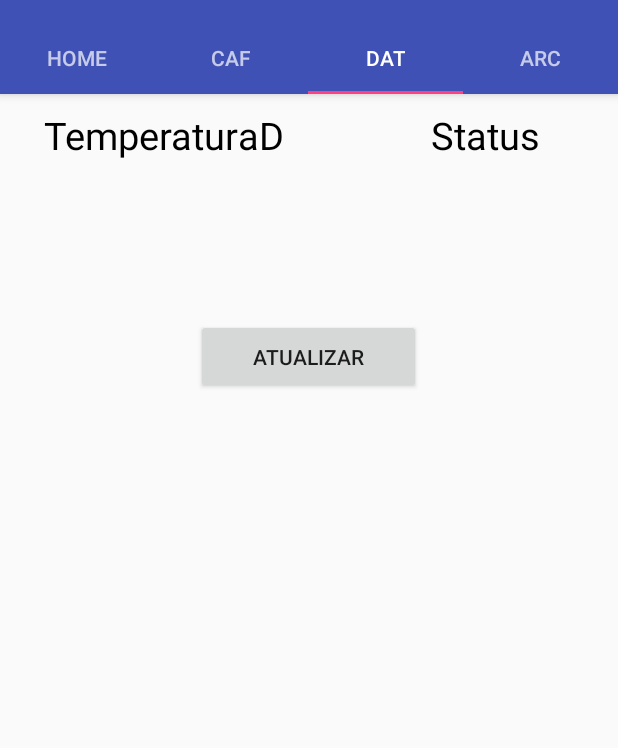
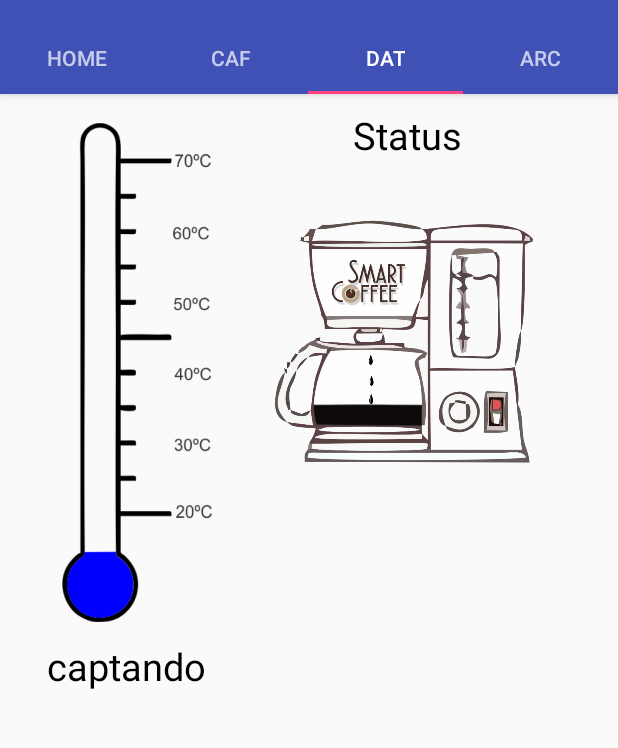
Before and after one commit to franciscogabrielufam/smartlab_app, an Android app: the screen it shows after launch (MainActivity), tab 3 chosen, on a phone screen of 412 x 824 dp, the part 62-810 px from its top. Run offline under Robolectric (Android 15) with nearby library versions, the phone set to English and light mode, and no system bars; our stand-ins replace Volley; network calls fail.

Commit message:
criacao classe laboratory e tratamento de erro na sobrecarga de memoria

```diff
--- a/app/src/main/AndroidManifest.xml
+++ b/app/src/main/AndroidManifest.xml
@@ -8,6 +8,7 @@
         android:allowBackup="true"
         android:icon="@mipmap/ic_launcher"
         android:label="@string/app_name"
+        android:name=".aplicacao.Laboratory"
         android:roundIcon="@mipmap/ic_launcher_round"
         android:supportsRtl="true"
         android:theme="@style/AppTheme">
--- /dev/null
+++ b/app/src/main/java/com/example/newpc/laboratory/aplicacao/Laboratory.java
@@ -0,0 +1,42 @@
+package com.example.newpc.laboratory.aplicacao;
+
+import android.app.Application;
+
+import com.android.volley.Request;
+import com.android.volley.RequestQueue;
+import com.android.volley.toolbox.Volley;
+
+/**
+ * Created by Francisco Gabriel on 17/10/2017.
+ */
+
+public class Laboratory extends Application {
+
+    private static Laboratory laboratory;
+    private RequestQueue requestQueue;
+
+    @Override
+    public void onCreate() {
+
+        super.onCreate();
+
+        laboratory = this;
+    }
+
+    public static synchronized Laboratory getInstancia() {
+
+        return laboratory;
+    }
+
+    public RequestQueue obterRequestQueue() {
+
+        if(requestQueue == null) requestQueue = Volley.newRequestQueue(this);
+
+        return requestQueue;
+    }
+
+    public <T> void adicionarRequestQueue(Request<T> request) {
+
+        obterRequestQueue().add(request);
+    }
+}
--- a/app/src/main/java/com/example/newpc/laboratory/fragments/FragmentB.java
+++ b/app/src/main/java/com/example/newpc/laboratory/fragments/FragmentB.java
@@ -19,7 +19,10 @@ import com.android.volley.VolleyError;
 import com.android.volley.toolbox.StringRequest;
 import com.android.volley.toolbox.Volley;
 import com.example.newpc.laboratory.Cafeteira;
+import com.example.newpc.laboratory.Datashow;
 import com.example.newpc.laboratory.R;
+import com.example.newpc.laboratory.aplicacao.Laboratory;
+import com.example.newpc.laboratory.dominio.Dados;
 
 import org.json.JSONArray;
 import org.json.JSONException;
@@ -37,7 +40,7 @@ public class FragmentB extends Fragment {
     TextView status_c;
     ImageView status_ca;
     Button bt;
-    List<Cafeteira> listar = new ArrayList<>();
+    List<Datashow> listar = new ArrayList<>();
     @Override
     public void onCreate(@Nullable Bundle savedInstanceState) {
         super.onCreate(savedInstanceState);
@@ -51,6 +54,7 @@ public class FragmentB extends Fragment {
         temp_c =  view.findViewById(R.id.temp_c);
         status_c = view.findViewById(R.id.status_c);
         status_ca = view.findViewById(R.id.status_ca);
+
         //bt = view.findViewById(R.id.bt);
         atualizar();
 /*        bt.setOnClickListener(new View.OnClickListener() {
@@ -61,61 +65,20 @@ public class FragmentB extends Fragment {
         });*/
         return view;
     }
-
     public void atualizar() {
 
         new Handler().postDelayed(new Runnable() {
             @Override
             public void run() {
-
                 findAllCaf();
             }
-        }, 3000);
+        }, 2000);
     }
 
-    /*----------cafeteira --------------------*/
-    public void findAllCaf(){
-        RequestQueue requestQueue = Volley.newRequestQueue(getActivity());
-        StringRequest stringRequest = new StringRequest(Request.Method.GET, getString(R.string.url_base) + "?acao=1",
-                new Response.Listener<String>() {
-                    @Override
-                    public void onResponse(String response) {
-                        try {
-                            JSONObject json = new JSONObject(response);
-                            JSONArray vetor = json.getJSONArray("vetor");
-                            for(int i=0;i<vetor.length();i++){
-                                JSONObject aux = vetor.getJSONObject(i);
-                                Cafeteira obj = new Cafeteira();
-                                obj.setId_c(aux.getString("id_cf"));
-                                obj.setTemperatura_c(aux.getString("temperatura_cf"));
-                                obj.setStatus_c(aux.getString("status_cf"));
+    private void atualizarDados(Dados dados) {
 
-                                listar.add(obj);
-                            }
-
-                            atualizar();
-                        } catch (JSONException e) {
-                            e.printStackTrace();
-                            Log.i("pesqui", e.toString());
-                        }
-                    }
-                },
-                new Response.ErrorListener() {
-                    @Override
-                    public void onErrorResponse(VolleyError error) {
-                        Log.i("pesqui", error.toString());
-                    }
-                });
-        requestQueue.add(stringRequest);
-        requestQueue.addRequestFinishedListener(new RequestQueue.RequestFinishedListener<Object>() {
-            @Override
-            public void onRequestFinished(Request<Object> request) {
-                for(int i=0; i<listar.size();i++) {
-                    Log.i("pesqui",listar.get(i).getTemperatura_c());
-                    Log.i("pesqui",listar.get(i).getStatus_c());
-                    Cafeteira cafeteira = listar.get(i);
         /*nessa parte, é criada a estrutura de selecao para que a imagem mude de acordo com o valor da temperatura*/
-                    int temp = Integer.parseInt(listar.get(i).getTemperatura_c()); // a variavel temp recebe o valor da temperatura
+        Double temp = dados.getTemperatura(); // a variavel temp recebe o valor da temperatura
         if(temp<=10){
             temp_c.setImageResource(R.drawable.t10);
         }else if(temp>10 && temp<15) {
@@ -173,10 +136,10 @@ public class FragmentB extends Fragment {
         }//
 
         //  temp_c.setImageResource(R.drawable.t30);
-                    temp_ca.setText(listar.get(i).getTemperatura_c()+"º C");
+        temp_ca.setText(dados.getTemperatura()+"º C");
 
 
-                    int status = Integer.parseInt(listar.get(i).getStatus_c());
+        Double status = dados.getUmidade();
         if(status > 450){
             status_ca.setImageResource(R.drawable.preparando);
             status_c.setText("Preparando");
@@ -190,10 +153,40 @@ public class FragmentB extends Fragment {
                 status_c.setText("Pronto!");
             }
         }
+    }
 
+    /*----------cafeteira --------------------*/
+    public void findAllCaf(){
+
+        StringRequest stringRequest = new StringRequest(Request.Method.GET, getString(R.string.url_base) + "?acao=1",
+                new Response.Listener<String>() {
+                    @Override
+                    public void onResponse(String response) {
+                        try {
+                            JSONObject json = new JSONObject(response);
+                            JSONArray vetor = json.getJSONArray("vetor");
+                            JSONObject aux = vetor.getJSONObject(0);
+
+                            Dados dados = new Dados();
+                            dados.setId(aux.getInt("id_cf"));
+                            dados.setTemperatura(aux.getDouble("temperatura_cf"));
+                            dados.setUmidade(aux.getDouble("status_cf"));
+
+                            atualizarDados(dados);
+                            atualizar();
+                        } catch (JSONException e) {
+                            e.printStackTrace();
+                            Log.i("pesqui_c", e.toString());
                         }
                     }
+                },
+                new Response.ErrorListener() {
+                    @Override
+                    public void onErrorResponse(VolleyError error) {
+                        Log.i("pesqui_c", error.toString());
+                    }
                 });
+        Laboratory.getInstancia().adicionarRequestQueue(stringRequest);
     }
 
 
--- a/app/src/main/res/layout/fragment_c.xml
+++ b/app/src/main/res/layout/fragment_c.xml
@@ -4,42 +4,40 @@
     android:layout_width="match_parent"
     android:layout_height="match_parent">
     <!-- Datashow   **********************************-->
+    <!-- Cafeteira   **********************************-->
     <LinearLayout
         android:layout_width="match_parent"
-        android:layout_height="150dp"
+        android:layout_height="400dp"
         android:orientation="horizontal"
         android:weightSum="1">
 
+
         <LinearLayout
-            android:layout_width="190dp"
+            android:layout_width="183dp"
             android:layout_height="match_parent"
-            android:layout_weight="0.92"
             android:orientation="vertical">
-
+            <ImageView
+                android:id="@+id/temp_d"
+                android:layout_width="100dp"
+                android:layout_height="352dp"
+                android:src="@drawable/t10"
+                android:scaleType="centerInside"
+                android:layout_gravity="center"
+                android:layout_marginTop="10dp"/>
             <TextView
-                android:layout_width="160dp"
+                android:id="@+id/temp_da"
+                android:layout_width="120dp"
                 android:layout_height="wrap_content"
                 android:layout_gravity="center"
-                android:layout_marginTop="10dp"
-                android:text="TemperaturaD"
+                android:layout_marginTop="2dp"
+                android:text="captando"
                 android:textColor="#000000"
-                android:textSize="25dp" />
-
-            <TextView
-                android:id="@+id/temp_d"
-                android:layout_width="wrap_content"
-                android:layout_height="100dp"
-                android:layout_gravity="center"
-                android:layout_marginTop="10dp"
-                android:layout_weight="0.25"
-                android:textColor="#00e676"
                 android:textSize="25dp" />
         </LinearLayout>
 
         <LinearLayout
             android:layout_width="190dp"
-            android:layout_height="match_parent"
-            android:layout_weight="0.97"
+            android:layout_height="385dp"
             android:orientation="vertical">
 
             <TextView
@@ -50,22 +48,28 @@
                 android:text="Status"
                 android:textColor="#000000"
                 android:textSize="25dp" />
-
+            <ImageView
+                android:id="@+id/status_da"
+                android:layout_width="172dp"
+                android:layout_height="238dp"
+                android:src="@drawable/preparando"
+                android:layout_marginTop="1dp"
+                />
             <TextView
                 android:id="@+id/status_d"
                 android:layout_width="wrap_content"
-                android:layout_height="100dp"
+                android:layout_height="wrap_content"
                 android:layout_gravity="center"
                 android:layout_marginTop="10dp"
-                android:layout_weight="0.05"
+                android:layout_weight="0.25"
                 android:textColor="#00e676"
                 android:textSize="25dp" />
         </LinearLayout>
     </LinearLayout>
-    <Button
-        android:id="@+id/bt"
-        android:layout_width="150dp"
-        android:layout_gravity="center_horizontal"
-        android:layout_height="50dp"
-        android:text="Atualizar"/>
+    <!--   <Button
+           android:id="@+id/bt"
+           android:layout_width="150dp"
+           android:layout_gravity="center_horizontal"
+           android:layout_height="50dp"
+           android:text="Atualizar"/> -->
 </LinearLayout>
```
Also changed, not shown: app/src/main/java/com/example/newpc/laboratory/dominio/Dados.java (added, +45 -0 lines), app/src/main/java/com/example/newpc/laboratory/fragments/FragmentC.java (+116 -42 lines). Lines whose indentation alone changed are shown as unchanged.
